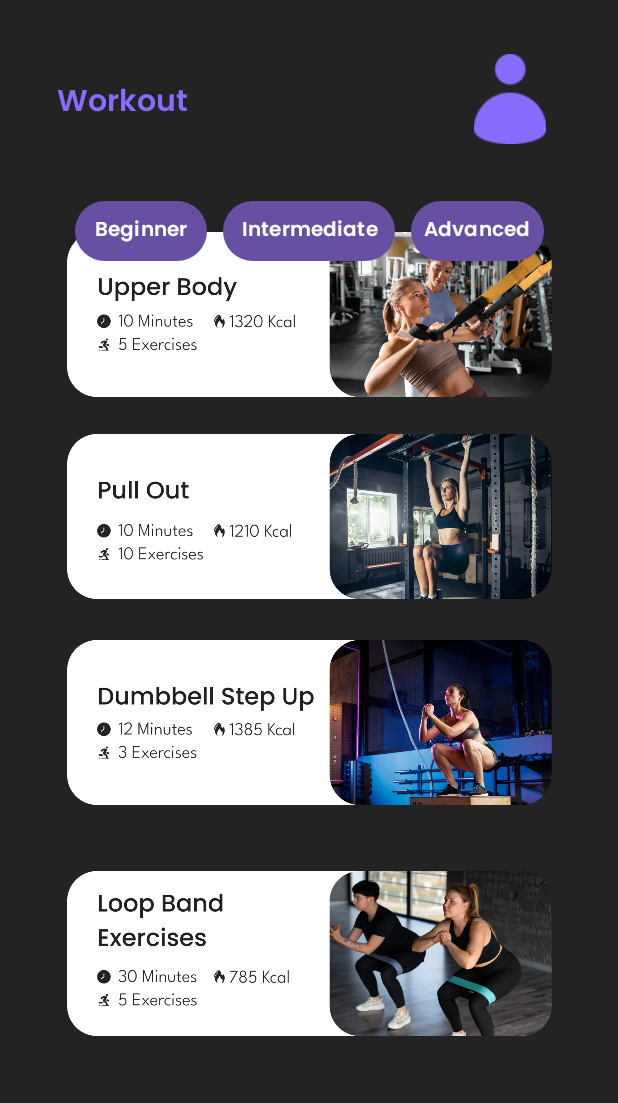
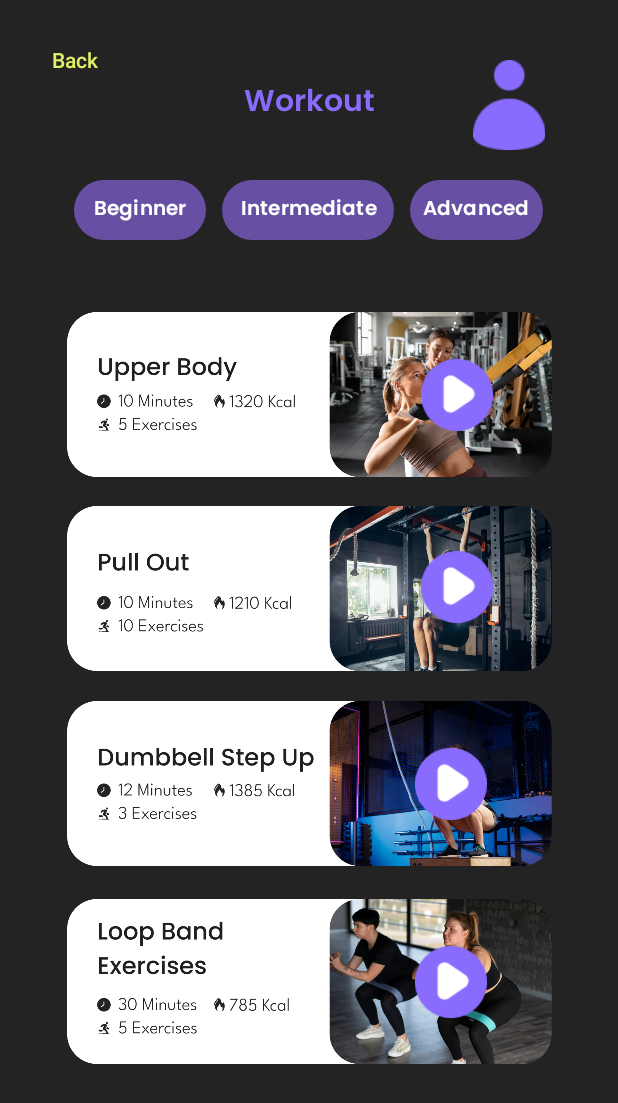
Before and after one commit to PTMAbellana/FITNESSAPP, an Android app: the WorkoutActivity screen opened directly, with no data from a screen before it, on a phone screen of 412 x 824 dp. Shown: the top 1103 px of the screen. Run offline under Robolectric (Android 15) with nearby library versions, the phone set to English and light mode, and no system bars.

Commit message:
fixed constraints

```diff
--- a/app/src/main/java/com/example/fitnessapp/EditProfileActivity.java
+++ b/app/src/main/java/com/example/fitnessapp/EditProfileActivity.java
@@ -154,5 +154,9 @@ public class EditProfileActivity extends AppCompatActivity {
             return true; //return if update successfull
         }
     }
-
+    public void onBackClicked(View view) {
+//        Intent intent = new Intent(this, MainActivity.class);
+//        startActivity(intent);
+        finish();
+    }
 }
--- a/app/src/main/java/com/example/fitnessapp/NutritionActivity.java
+++ b/app/src/main/java/com/example/fitnessapp/NutritionActivity.java
@@ -3,6 +3,7 @@ package com.example.fitnessapp;
 import androidx.appcompat.app.AppCompatActivity;
 
 import android.os.Bundle;
+import android.view.View;
 
 public class NutritionActivity extends AppCompatActivity {
 
@@ -11,4 +12,9 @@ public class NutritionActivity extends AppCompatActivity {
         super.onCreate(savedInstanceState);
         setContentView(R.layout.activity_nutrition);
     }
+    public void onBackClicked(View view) {
+//        Intent intent = new Intent(this, MainActivity.class);
+//        startActivity(intent);
+        finish();
+    }
 }
--- a/app/src/main/java/com/example/fitnessapp/ProgressTrackingActivity.java
+++ b/app/src/main/java/com/example/fitnessapp/ProgressTrackingActivity.java
@@ -3,6 +3,7 @@ package com.example.fitnessapp;
 import androidx.appcompat.app.AppCompatActivity;
 
 import android.os.Bundle;
+import android.view.View;
 
 public class ProgressTrackingActivity extends AppCompatActivity {
 
@@ -11,4 +12,9 @@ public class ProgressTrackingActivity extends AppCompatActivity {
         super.onCreate(savedInstanceState);
         setContentView(R.layout.activity_progress_tracking);
     }
+    public void onBackClicked(View view) {
+//        Intent intent = new Intent(this, MainActivity.class);
+//        startActivity(intent);
+        finish();
+    }
 }
--- a/app/src/main/java/com/example/fitnessapp/WorkoutActivity.java
+++ b/app/src/main/java/com/example/fitnessapp/WorkoutActivity.java
@@ -3,6 +3,7 @@ package com.example.fitnessapp;
 import androidx.appcompat.app.AppCompatActivity;
 
 import android.os.Bundle;
+import android.view.View;
 
 public class WorkoutActivity extends AppCompatActivity {
 
@@ -11,4 +12,9 @@ public class WorkoutActivity extends AppCompatActivity {
         super.onCreate(savedInstanceState);
         setContentView(R.layout.activity_workout);
     }
+    public void onBackClicked(View view) {
+//        Intent intent = new Intent(this, HomeView.class);
+//        startActivity(intent);
+        finish();
+    }
 }
--- a/app/src/main/res/layout/activity_workout.xml
+++ b/app/src/main/res/layout/activity_workout.xml
@@ -7,16 +7,30 @@
     android:background="#232323"
     tools:context=".WorkoutActivity">
 
+    <Button
+        android:id="@+id/btnMyProfile"
+        android:layout_width="92dp"
+        android:layout_height="48dp"
+        android:layout_marginStart="4dp"
+        android:layout_marginTop="16dp"
+        android:background="#00E2F163"
+        android:text="Back"
+        android:onClick="onBackClicked"
+        android:textColor="#E2F163"
+        app:layout_constraintStart_toStartOf="parent"
+        app:layout_constraintTop_toTopOf="parent" />
+
     <ImageButton
         android:id="@+id/btnUpdateProfile"
         android:layout_width="48dp"
         android:layout_height="60dp"
-        android:layout_marginTop="36dp"
-        android:layout_marginEnd="48dp"
+        android:layout_marginTop="40dp"
         android:background="#00FFFFFF"
         android:contentDescription="Update Profile"
         android:scaleType="centerCrop"
         app:layout_constraintEnd_toEndOf="parent"
+        app:layout_constraintHorizontal_bias="0.867"
+        app:layout_constraintStart_toStartOf="parent"
         app:layout_constraintTop_toTopOf="parent"
         app:srcCompat="@drawable/editprof" />
 
@@ -24,66 +38,30 @@
         android:id="@+id/tvGreeting"
         android:layout_width="137dp"
         android:layout_height="29dp"
-        android:layout_marginStart="38dp"
         android:layout_marginTop="52dp"
-        android:layout_marginEnd="173dp"
         android:fontFamily="@font/poppins_semibold"
         android:text="Workout"
+        android:textAlignment="center"
         android:textColor="#896CFE"
         android:textSize="20sp"
-        app:layout_constraintEnd_toStartOf="@+id/btnUpdateProfile"
-        app:layout_constraintHorizontal_bias="0.0"
+        app:layout_constraintEnd_toEndOf="parent"
         app:layout_constraintStart_toStartOf="parent"
         app:layout_constraintTop_toTopOf="parent" />
-
-    <ImageView
-        android:id="@+id/imageView6"
-        android:layout_width="323dp"
-        android:layout_height="110dp"
-        android:layout_marginTop="19dp"
-        android:layout_marginBottom="22dp"
-        app:layout_constraintBottom_toTopOf="@+id/imageView7"
-        app:layout_constraintEnd_toEndOf="parent"
-        app:layout_constraintStart_toStartOf="parent"
-        app:layout_constraintTop_toBottomOf="@+id/btnVideo1"
-        app:srcCompat="@drawable/video3" />
-
-    <ImageView
-        android:id="@+id/imageView7"
-        android:layout_width="323dp"
-        android:layout_height="110dp"
-        android:layout_marginTop="22dp"
-        android:layout_marginBottom="187dp"
-        app:layout_constraintBottom_toBottomOf="parent"
-        app:layout_constraintEnd_toEndOf="parent"
-        app:layout_constraintStart_toStartOf="parent"
-        app:layout_constraintTop_toBottomOf="@+id/imageView6"
-        app:srcCompat="@drawable/video4" />
-
-    <ImageView
-        android:id="@+id/imageView2"
-        android:layout_width="323dp"
-        android:layout_height="110dp"
-        android:layout_marginTop="12dp"
-        android:layout_marginBottom="15dp"
-        app:layout_constraintBottom_toTopOf="@+id/btnVideo1"
-        app:layout_constraintEnd_toEndOf="parent"
-        app:layout_constraintStart_toStartOf="parent"
-        app:layout_constraintTop_toBottomOf="@+id/linearLayout5"
-        app:srcCompat="@drawable/video1" />
 
     <LinearLayout
         android:id="@+id/linearLayout5"
         android:layout_width="323dp"
         android:layout_height="85dp"
         android:layout_marginStart="44dp"
-        android:layout_marginTop="15dp"
         android:layout_marginEnd="44dp"
         android:gravity="center"
         android:orientation="horizontal"
+        app:layout_constraintBottom_toBottomOf="parent"
         app:layout_constraintEnd_toEndOf="parent"
+        app:layout_constraintHorizontal_bias="0.0"
         app:layout_constraintStart_toStartOf="parent"
-        app:layout_constraintTop_toBottomOf="@+id/btnUpdateProfile">
+        app:layout_constraintTop_toTopOf="parent"
+        app:layout_constraintVertical_bias="0.132">
 
         <Button
             android:id="@+id/beginnerbtn"
@@ -119,57 +97,115 @@
     </LinearLayout>
 
     <ImageView
-        android:id="@+id/btnVideo1"
+        android:id="@+id/imgVideo2"
         android:layout_width="323dp"
         android:layout_height="110dp"
-        android:layout_marginTop="9dp"
-        android:layout_marginBottom="8dp"
-        app:layout_constraintBottom_toTopOf="@+id/imageView6"
+        android:layout_marginTop="19dp"
         app:layout_constraintEnd_toEndOf="parent"
         app:layout_constraintStart_toStartOf="parent"
-        app:layout_constraintTop_toBottomOf="@+id/imageView2"
+        app:layout_constraintTop_toBottomOf="@+id/imgVideo1"
         app:srcCompat="@drawable/video2" />
+
+    <ImageView
+        android:id="@+id/imgVideo3"
+        android:layout_width="323dp"
+        android:layout_height="110dp"
+        android:layout_marginTop="20dp"
+        app:layout_constraintEnd_toEndOf="parent"
+        app:layout_constraintStart_toStartOf="parent"
+        app:layout_constraintTop_toBottomOf="@+id/imgVideo2"
+        app:srcCompat="@drawable/video3" />
+
+    <ImageView
+        android:id="@+id/imgVideo4"
+        android:layout_width="323dp"
+        android:layout_height="110dp"
+        android:layout_marginTop="17dp"
+        app:layout_constraintBottom_toBottomOf="parent"
+        app:layout_constraintEnd_toEndOf="parent"
+        app:layout_constraintStart_toStartOf="parent"
+        app:layout_constraintTop_toBottomOf="@+id/imgVideo3"
+        app:layout_constraintVertical_bias="0.037"
+        app:srcCompat="@drawable/video4" />
+
+    <ImageView
+        android:id="@+id/imgVideo1"
+        android:layout_width="323dp"
+        android:layout_height="110dp"
+        android:layout_marginTop="208dp"
+        app:layout_constraintEnd_toEndOf="parent"
+        app:layout_constraintStart_toStartOf="parent"
+        app:layout_constraintTop_toTopOf="parent"
+        app:srcCompat="@drawable/video1" />
+
+    <ImageButton
+        android:id="@+id/btnVideo5"
+        android:layout_width="48dp"
+        android:layout_height="48dp"
+        android:layout_marginStart="236dp"
+        android:layout_marginTop="30dp"
+        android:layout_marginEnd="39dp"
+        android:layout_marginBottom="30dp"
+        android:background="#00FFFFFF"
+        android:contentDescription="Play Video 1"
+        android:scaleType="centerCrop"
+        app:layout_constraintBottom_toBottomOf="@+id/imgVideo1"
+        app:layout_constraintEnd_toEndOf="@+id/imgVideo1"
+        app:layout_constraintStart_toStartOf="@+id/imgVideo1"
+        app:layout_constraintTop_toTopOf="@+id/imgVideo1"
+        app:srcCompat="@drawable/playbtn" />
 
     <ImageButton
         android:id="@+id/btnVideo2"
-        android:layout_width="18dp"
-        android:layout_height="18dp"
-        android:layout_marginBottom="873dp"
+        android:layout_width="48dp"
+        android:layout_height="48dp"
+        android:layout_marginStart="236dp"
+        android:layout_marginTop="30dp"
+        android:layout_marginEnd="39dp"
+        android:layout_marginBottom="30dp"
         android:background="#00FFFFFF"
+        android:contentDescription="Play Video 2"
         android:scaleType="centerCrop"
-        app:layout_constraintBottom_toBottomOf="parent"
-        app:layout_constraintEnd_toStartOf="@+id/imageView2"
-        app:layout_constraintStart_toEndOf="@+id/imageView2"
-        app:layout_constraintTop_toTopOf="parent"
+        app:layout_constraintBottom_toBottomOf="@+id/imgVideo2"
+        app:layout_constraintEnd_toEndOf="@+id/imgVideo2"
+        app:layout_constraintHorizontal_bias="0.0"
+        app:layout_constraintStart_toStartOf="@+id/imgVideo2"
+        app:layout_constraintTop_toTopOf="@+id/imgVideo2"
+        app:layout_constraintVertical_bias="0.0"
         app:srcCompat="@drawable/playbtn" />
 
     <ImageButton
         android:id="@+id/btnVideo3"
-        android:layout_width="18dp"
-        android:layout_height="18dp"
-        android:layout_marginBottom="873dp"
+        android:layout_width="48dp"
+        android:layout_height="48dp"
+        android:layout_marginStart="232dp"
+        android:layout_marginTop="30dp"
+        android:layout_marginEnd="43dp"
+        android:layout_marginBottom="30dp"
         android:background="#00FFFFFF"
+        android:contentDescription="Play Video 3"
         android:scaleType="centerCrop"
-        app:layout_constraintBottom_toBottomOf="parent"
-        app:layout_constraintEnd_toStartOf="@+id/btnVideo1"
-        app:layout_constraintStart_toEndOf="@+id/btnVideo1"
-        app:layout_constraintTop_toTopOf="parent"
+        app:layout_constraintBottom_toBottomOf="@+id/imgVideo3"
+        app:layout_constraintEnd_toEndOf="@+id/imgVideo3"
+        app:layout_constraintStart_toStartOf="@+id/imgVideo3"
+        app:layout_constraintTop_toTopOf="@+id/imgVideo3"
         app:srcCompat="@drawable/playbtn" />
 
     <ImageButton
         android:id="@+id/btnVideo4"
         android:layout_width="48dp"
         android:layout_height="48dp"
-        android:layout_marginTop="642dp"
-        android:layout_marginBottom="231dp"
+        android:layout_marginStart="232dp"
+        android:layout_marginTop="30dp"
+        android:layout_marginEnd="43dp"
+        android:layout_marginBottom="30dp"
         android:background="#00FFFFFF"
+        android:contentDescription="Play Video 4"
         android:scaleType="centerCrop"
-        app:layout_constraintBottom_toBottomOf="parent"
-        app:layout_constraintEnd_toEndOf="parent"
-        app:layout_constraintHorizontal_bias="1.0"
-        app:layout_constraintStart_toEndOf="@+id/imageView7"
-        app:layout_constraintTop_toTopOf="parent"
-        app:layout_constraintVertical_bias="0.0"
+        app:layout_constraintBottom_toBottomOf="@+id/imgVideo4"
+        app:layout_constraintEnd_toEndOf="@+id/imgVideo4"
+        app:layout_constraintStart_toStartOf="@+id/imgVideo4"
+        app:layout_constraintTop_toTopOf="@+id/imgVideo4"
         app:srcCompat="@drawable/playbtn"
         tools:ignore="DuplicateIds" />
 
@@ -180,28 +216,14 @@
         android:layout_marginStart="42dp"
         android:layout_marginEnd="42dp"
         android:background="#00FFFFFF"
+        android:contentDescription="Miscellaneous Button"
         android:scaleType="centerCrop"
         app:layout_constraintBottom_toBottomOf="parent"
-        app:layout_constraintEnd_toStartOf="@+id/imageView6"
+        app:layout_constraintEnd_toStartOf="@+id/imgVideo3"
         app:layout_constraintHorizontal_bias="0.574"
-        app:layout_constraintStart_toEndOf="@+id/imageView6"
+        app:layout_constraintStart_toEndOf="@+id/imgVideo3"
         app:layout_constraintTop_toTopOf="parent"
         app:layout_constraintVertical_bias="0.018"
         app:srcCompat="@drawable/playbtn" />
 
-    <ImageButton
-        android:id="@+id/btnVideo4"
-        android:layout_width="18dp"
-        android:layout_height="18dp"
-        android:layout_marginStart="42dp"
-        android:layout_marginEnd="42dp"
-        android:background="#00FFFFFF"
-        android:scaleType="centerCrop"
-        app:layout_constraintBottom_toBottomOf="parent"
-        app:layout_constraintEnd_toStartOf="@+id/imageView6"
-        app:layout_constraintStart_toEndOf="@+id/imageView6"
-        app:layout_constraintTop_toTopOf="parent"
-        app:srcCompat="@drawable/playbtn"
-        tools:ignore="DuplicateIds" />
-
 </androidx.constraintlayout.widget.ConstraintLayout>
```
Also changed, not shown: app/src/main/res/layout/activity_edit_profile.xml (+21 -5 lines), app/src/main/res/layout/activity_nutrition.xml (+50 -35 lines), app/src/main/res/layout/activity_progress_tracking.xml (+27 -16 lines).
